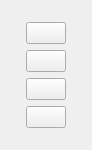
This is src/dockbuttonwidget.ui in ChaosWars/knewz as Qt 5 draws it before an edit. The edited form follows.
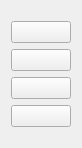
This is the edited form. Custom widgets are drawn as their Qt base class.

Diff of the .ui file:
```diff
--- a/src/dockbuttonwidget.ui
+++ b/src/dockbuttonwidget.ui
@@ -5,28 +5,13 @@
    <rect>
     <x>0</x>
     <y>0</y>
-    <width>92</width>
-    <height>150</height>
+    <width>82</width>
+    <height>148</height>
    </rect>
   </property>
   <property name="windowTitle" >
    <string>DockButtonWidget</string>
   </property>
-  <layout class="QHBoxLayout" name="horizontalLayout" >
-   <item>
-    <spacer name="horizontalSpacer" >
-     <property name="orientation" >
-      <enum>Qt::Horizontal</enum>
-     </property>
-     <property name="sizeHint" stdset="0" >
-      <size>
-       <width>12</width>
-       <height>20</height>
-      </size>
-     </property>
-    </spacer>
-   </item>
-   <item>
     <layout class="QVBoxLayout" name="verticalLayout" >
      <item>
       <spacer name="verticalSpacer" >
@@ -90,21 +75,6 @@
         <size>
          <width>20</width>
          <height>40</height>
-        </size>
-       </property>
-      </spacer>
-     </item>
-    </layout>
-   </item>
-   <item>
-    <spacer name="horizontalSpacer_2" >
-     <property name="orientation" >
-      <enum>Qt::Horizontal</enum>
-     </property>
-     <property name="sizeHint" stdset="0" >
-      <size>
-       <width>8</width>
-       <height>20</height>
       </size>
      </property>
     </spacer>
```
Lines whose indentation alone changed are shown as unchanged.
